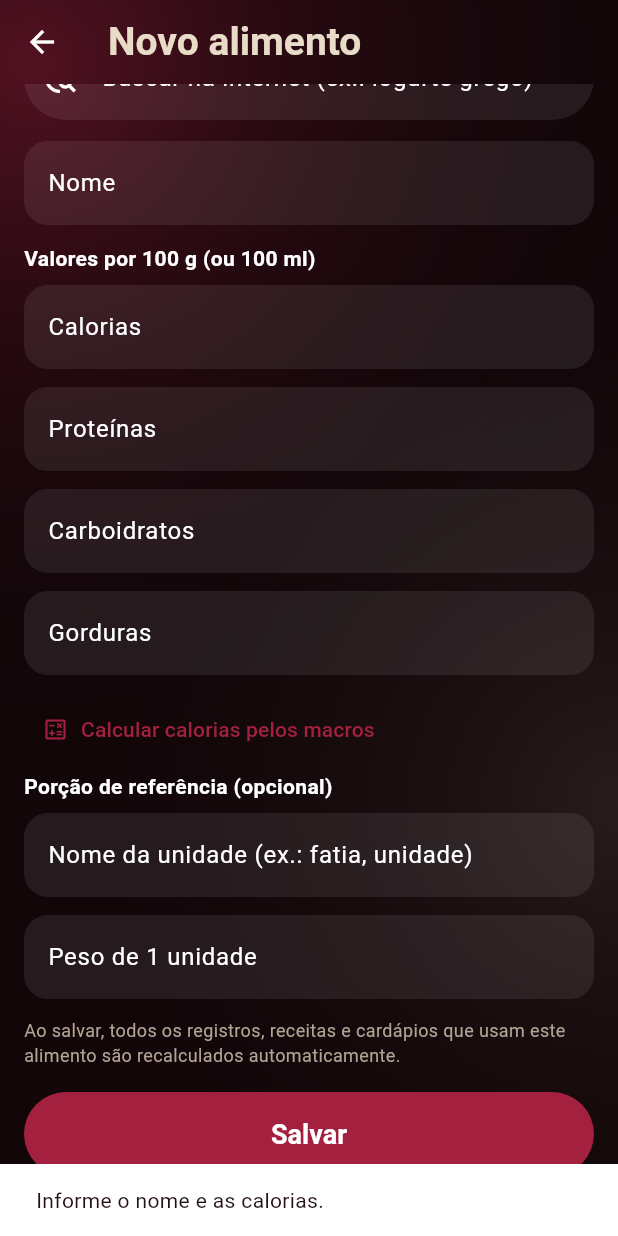
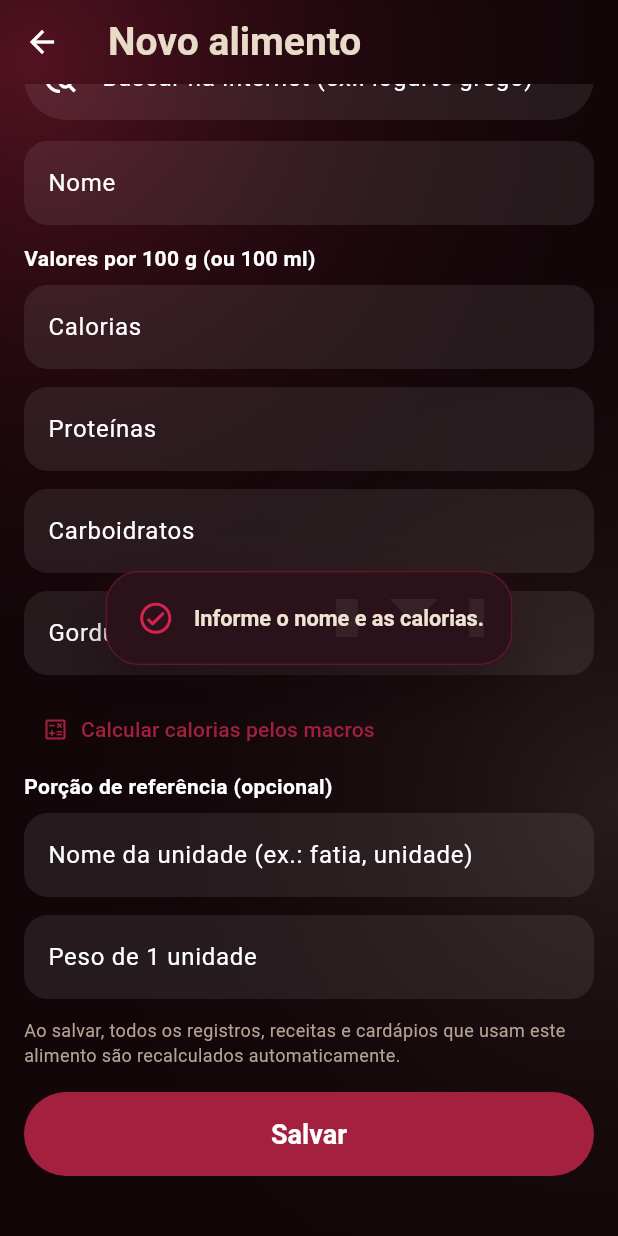
Before and after one commit to marcus250488-png/Movix, a Flutter app: the AlimentoEditTela screen opened directly, scrolled down 36 dp, after a tap on "Salvar", on a phone screen of 412 x 824 dp. Run offline on Flutter 3.47's test engine with Material 3 defaults, Android fonts, the phone set to English and light mode, and no system bars; our stand-ins replace cloud_firestore, cross_file, file_picker, firebase_auth, firebase_core, geolocator and 5 more; missing offline and left inert: syncfusion_flutter_pdf; accounts and stored records are empty; Roboto replaces fonts that are missing (sans-serif-condensed).

Commit message:
Movix: popups centrais e refinamento visual

```diff
--- a/lib/avisos.dart
+++ b/lib/avisos.dart
@@ -1,4 +1,5 @@
 import 'package:flutter/material.dart';
+import 'feedback_movix.dart';
 import 'package:flutter/services.dart';
 import 'state.dart';
 import 'telas.dart';
@@ -223,7 +224,7 @@ Widget menuTresPontos(BuildContext context) {
   Future<void> copiar(String t, String msg) async {
     await Clipboard.setData(ClipboardData(text: t));
     if (context.mounted) {
-      ScaffoldMessenger.of(context).showSnackBar(SnackBar(content: Text(msg)));
+      mostrarAvisoMovix(context, SnackBar(content: Text(msg)));
     }
   }
 
--- a/lib/compartilhar.dart
+++ b/lib/compartilhar.dart
@@ -2,6 +2,7 @@ import 'dart:io';
 import 'dart:ui' as ui;
 
 import 'package:flutter/material.dart';
+import 'feedback_movix.dart';
 import 'package:flutter/rendering.dart';
 import 'package:path_provider/path_provider.dart';
 import 'package:share_plus/share_plus.dart';
@@ -176,7 +177,7 @@ class _CompartilharEstado extends State<CompartilharTela> {
       );
     } catch (e) {
       if (mounted) {
-        ScaffoldMessenger.of(context).showSnackBar(
+        mostrarAvisoMovix(context,
           SnackBar(content: Text('Não consegui gerar a imagem: $e')),
         );
       }
--- a/lib/edicao.dart
+++ b/lib/edicao.dart
@@ -1,4 +1,5 @@
 import 'package:flutter/material.dart';
+import 'feedback_movix.dart';
 import 'state.dart';
 import 'telas.dart';
 import 'fotos.dart';
@@ -318,7 +319,7 @@ class EditarPlanoTela extends StatelessWidget {
     final usados = app.plano.map((d) => d.weekday).toSet();
     final livres = [for (var i = 1; i <= 7; i++) if (!usados.contains(i)) i];
     if (livres.isEmpty) {
-      ScaffoldMessenger.of(context).showSnackBar(
+      mostrarAvisoMovix(context,
           const SnackBar(content: Text('Todos os dias já têm treino.')));
       return;
     }
--- a/lib/ex_edit.dart
+++ b/lib/ex_edit.dart
@@ -1,4 +1,5 @@
 import 'package:flutter/material.dart';
+import 'feedback_movix.dart';
 import 'state.dart';
 import 'telas.dart';
 
@@ -64,8 +65,7 @@ class _ExEditEstado extends State<ExercicioEditTela> {
   Future<void> _salvar() async {
     final nome = _nome.text.trim();
     if (nome.isEmpty) {
-      ScaffoldMessenger.of(context)
-          .showSnackBar(const SnackBar(content: Text('Informe o nome.')));
+      mostrarAvisoMovix(context, const SnackBar(content: Text('Informe o nome.')));
       return;
     }
     final apelidos = _apelidos.text
--- /dev/null
+++ b/lib/feedback_movix.dart
@@ -0,0 +1,145 @@
+import 'dart:async';
+import 'package:flutter/material.dart';
+
+/// Apresenta os avisos do Movix no centro da tela, mantendo a identidade visual.
+/// Recebe um SnackBar para preservar mensagens e ações já existentes no app.
+OverlayEntry? _avisoMovixAtivo;
+Timer? _timerAvisoMovix;
+
+void mostrarAvisoMovix(BuildContext context, SnackBar aviso) {
+  final overlay = Overlay.maybeOf(context, rootOverlay: true);
+  if (overlay == null) return;
+
+  // Um aviso novo substitui o anterior, evitando cartões empilhados.
+  _timerAvisoMovix?.cancel();
+  final anterior = _avisoMovixAtivo;
+  if (anterior != null) {
+    if (anterior.mounted) anterior.remove();
+    anterior.dispose();
+  }
+
+  final entry = OverlayEntry(
+    builder: (overlayContext) => _AvisoCentral(aviso: aviso),
+  );
+  _avisoMovixAtivo = entry;
+  overlay.insert(entry);
+  final tempo = aviso.duration.inMilliseconds < 1800
+      ? const Duration(milliseconds: 1800)
+      : aviso.duration;
+  _timerAvisoMovix = Timer(tempo, () {
+    if (entry.mounted) entry.remove();
+    entry.dispose();
+    if (identical(_avisoMovixAtivo, entry)) _avisoMovixAtivo = null;
+  });
+}
+
+class _AvisoCentral extends StatelessWidget {
+  final SnackBar aviso;
+  const _AvisoCentral({required this.aviso});
+
+  @override
+  Widget build(BuildContext context) {
+    final conteudo = aviso.content;
+    return Positioned.fill(
+      child: SafeArea(
+        child: IgnorePointer(
+          ignoring: aviso.action == null,
+          child: Center(
+            child: TweenAnimationBuilder<double>(
+              tween: Tween(begin: .92, end: 1),
+              duration: const Duration(milliseconds: 190),
+              curve: Curves.easeOutCubic,
+              builder: (context, escala, child) => Opacity(
+                opacity: ((escala - .92) / .08).clamp(0.0, 1.0),
+                child: Transform.scale(scale: escala, child: child),
+              ),
+              child: Material(
+                color: Colors.transparent,
+                child: Container(
+                  constraints: const BoxConstraints(maxWidth: 360),
+                  margin: const EdgeInsets.symmetric(horizontal: 28),
+                  padding: const EdgeInsets.fromLTRB(20, 18, 18, 18),
+                  decoration: BoxDecoration(
+                    color: const Color(0xFF2A111A),
+                    borderRadius: BorderRadius.circular(22),
+                    border: Border.all(
+                      color: const Color(0xFFA3203F).withValues(alpha: .48),
+                      width: .8,
+                    ),
+                    boxShadow: [
+                      BoxShadow(
+                        color: Colors.black.withValues(alpha: .38),
+                        blurRadius: 28,
+                        offset: const Offset(0, 12),
+                      ),
+                      BoxShadow(
+                        color: const Color(0xFFA3203F).withValues(alpha: .10),
+                        blurRadius: 22,
+                        spreadRadius: 1,
+                      ),
+                    ],
+                  ),
+                  child: Stack(
+                    children: [
+                      Positioned(
+                        right: -5,
+                        bottom: -12,
+                        child: IgnorePointer(
+                          child: Opacity(
+                            opacity: .075,
+                            child: Image.asset(
+                              'assets/marca/movix_m_watermark.png',
+                              width: 104,
+                              height: 104,
+                              fit: BoxFit.contain,
+                            ),
+                          ),
+                        ),
+                      ),
+                      Row(
+                        mainAxisSize: MainAxisSize.min,
+                        children: [
+                          Icon(
+                            aviso.action == null
+                                ? Icons.check_circle_outline_rounded
+                                : Icons.info_outline_rounded,
+                            color: const Color(0xFFD6244F),
+                            size: 25,
+                          ),
+                          const SizedBox(width: 13),
+                          Flexible(
+                            child: DefaultTextStyle(
+                              style: const TextStyle(
+                                color: Color(0xFFEFE4D3),
+                                fontSize: 14.5,
+                                height: 1.35,
+                                fontWeight: FontWeight.w600,
+                              ),
+                              child: conteudo,
+                            ),
+                          ),
+                        ],
+                      ),
+                      if (aviso.action != null)
+                        Positioned(
+                          right: 0,
+                          bottom: -8,
+                          child: TextButton(
+                            onPressed: aviso.action!.onPressed,
+                            child: Text(
+                              aviso.action!.label,
+                              style: const TextStyle(color: Color(0xFFD6244F)),
+                            ),
+                          ),
+                        ),
+                    ],
+                  ),
+                ),
+              ),
+            ),
+          ),
+        ),
+      ),
+    );
+  }
+}
--- a/lib/main.dart
+++ b/lib/main.dart
@@ -1,4 +1,5 @@
 import 'package:flutter/material.dart';
+import 'feedback_movix.dart';
 import 'package:flutter/rendering.dart';
 import 'extras.dart';
 import 'evolucao.dart';
@@ -144,7 +145,7 @@ class _ShellEstado extends State<Shell> {
     if (a == null || !mounted) return;
     final m = ScaffoldMessenger.of(context);
     m.hideCurrentSnackBar();
-    m.showSnackBar(SnackBar(
+    mostrarAvisoMovix(context, SnackBar(
       behavior: SnackBarBehavior.floating,
       margin: const EdgeInsets.fromLTRB(16, 0, 16, 110),
       backgroundColor: kSuperf,
--- a/lib/onboarding.dart
+++ b/lib/onboarding.dart
@@ -1,4 +1,5 @@
 import 'package:flutter/material.dart';
+import 'feedback_movix.dart';
 import 'package:shared_preferences/shared_preferences.dart';
 import 'state.dart';
 import 'telas.dart';
@@ -113,15 +114,14 @@ class _OnbEstado extends State<OnboardingTela> {
       return;
     }
     final nav = Navigator.of(context);
-    final m = ScaffoldMessenger.of(context);
     await app.salvarPlano(p.comoPlano());
     await _concluir();
-    nav.pop();
-    m.showSnackBar(SnackBar(
+    mostrarAvisoMovix(context, SnackBar(
       behavior: SnackBarBehavior.floating,
       backgroundColor: kSuperf,
       content: Text('Pronto! "${p.nome}" é o seu plano agora.'),
     ));
+    nav.pop();
   }
 
   // ---------- peças visuais ----------
--- a/lib/programas.dart
+++ b/lib/programas.dart
@@ -1,5 +1,6 @@
 import 'dart:convert';
 import 'package:flutter/material.dart';
+import 'feedback_movix.dart';
 import 'package:flutter/services.dart' show rootBundle;
 import 'state.dart';
 import 'pro.dart';
@@ -267,7 +268,6 @@ class ProgramaDetalheTela extends StatelessWidget {
           MaterialPageRoute(builder: (_) => MovixProTela(programaNome: programa.nome)));
       return;
     }
-    final messenger = ScaffoldMessenger.of(context);
     final nav = Navigator.of(context);
     if (app.plano.isNotEmpty) {
       final ok = await showDialog<bool>(
@@ -291,12 +291,12 @@ class ProgramaDetalheTela extends StatelessWidget {
       if (ok != true) return;
     }
     await app.salvarPlano(programa.comoPlano());
-    nav.popUntil((r) => r.isFirst);
-    messenger.showSnackBar(SnackBar(
+    mostrarAvisoMovix(context, SnackBar(
       behavior: SnackBarBehavior.floating,
       backgroundColor: kSuperf,
       content: Text('Programa "${programa.nome}" aplicado ao seu plano.'),
     ));
+    nav.popUntil((r) => r.isFirst);
   }
 
   @override
```
Also changed, not shown: lib/cardio.dart (+6 -9 lines), lib/extras.dart (+5 -5 lines), lib/nutricao.dart (+7 -6 lines), lib/telas.dart (+9 -11 lines), assets/marca/movix_m_watermark.png (added).
